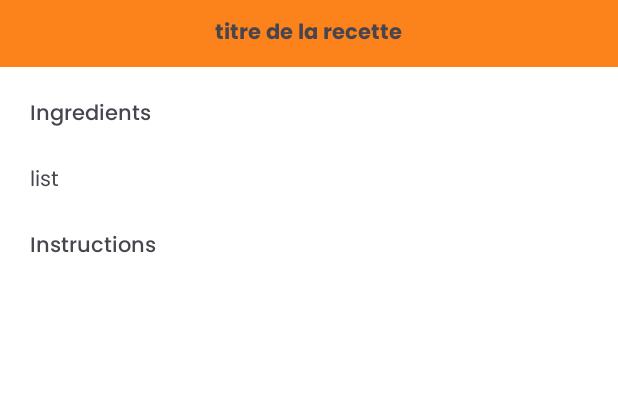
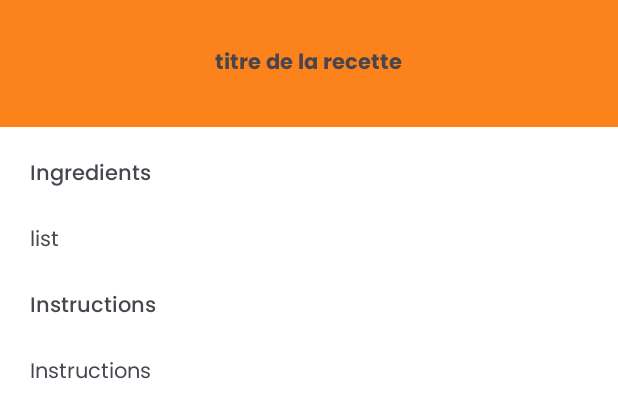
Before and after one commit to D0gmaDev/FoodLens, an Android app: the layout activity_recipe_result.xml on its own in the app's theme, with its tools: preview values and no code run, on a phone screen of 412 x 824 dp. Shown: the top 418 px of the screen. Run offline under Robolectric (Android 15) with nearby library versions, the phone set to English and light mode, and no system bars.

Commit message:
Update recipe result layout with margin adjustments and new instructions text view

```diff
--- a/app/src/main/res/layout/activity_recipe_result.xml
+++ b/app/src/main/res/layout/activity_recipe_result.xml
@@ -11,7 +11,7 @@
         android:background="@color/orange">
 
         <TextView
-            android:layout_margin="10dp"
+            android:layout_margin="30dp"
             android:id="@+id/recipeTitle"
             android:layout_gravity="center_horizontal"
             android:layout_width="wrap_content"
@@ -35,7 +35,7 @@
                 android:background="@color/white">
 
                 <TextView
-                    android:id="@+id/Ingredients"
+                    android:id="@+id/ingredients"
                     android:fontFamily="@font/poppins_medium"
                     android:layout_width="wrap_content"
                     android:layout_height="wrap_content"
@@ -51,8 +51,16 @@
                     android:text="list" />
 
                 <TextView
-                    android:id="@+id/Instructions"
+                    android:id="@+id/instructions"
                     android:fontFamily="@font/poppins_medium"
+                    android:layout_width="wrap_content"
+                    android:layout_height="wrap_content"
+                    android:layout_margin="10dp"
+                    android:text="Instructions" />
+
+                <TextView
+                    android:id="@+id/listInstructions"
+                    android:fontFamily="@font/poppins_regular"
                     android:layout_width="wrap_content"
                     android:layout_height="wrap_content"
                     android:layout_margin="10dp"
```
